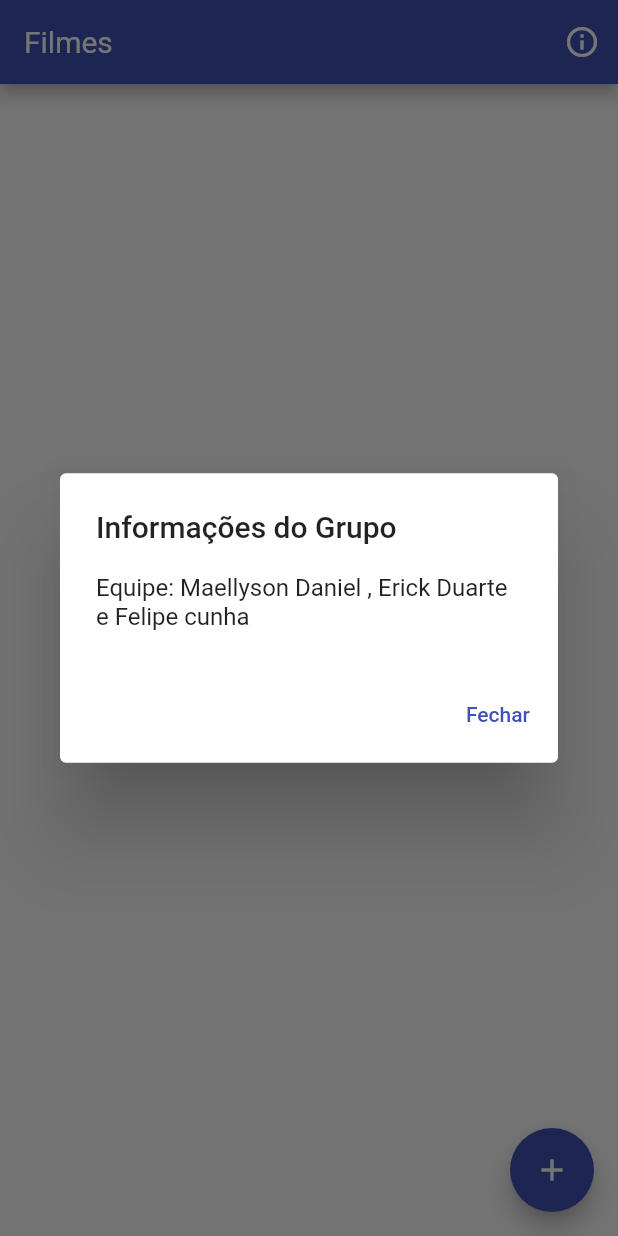
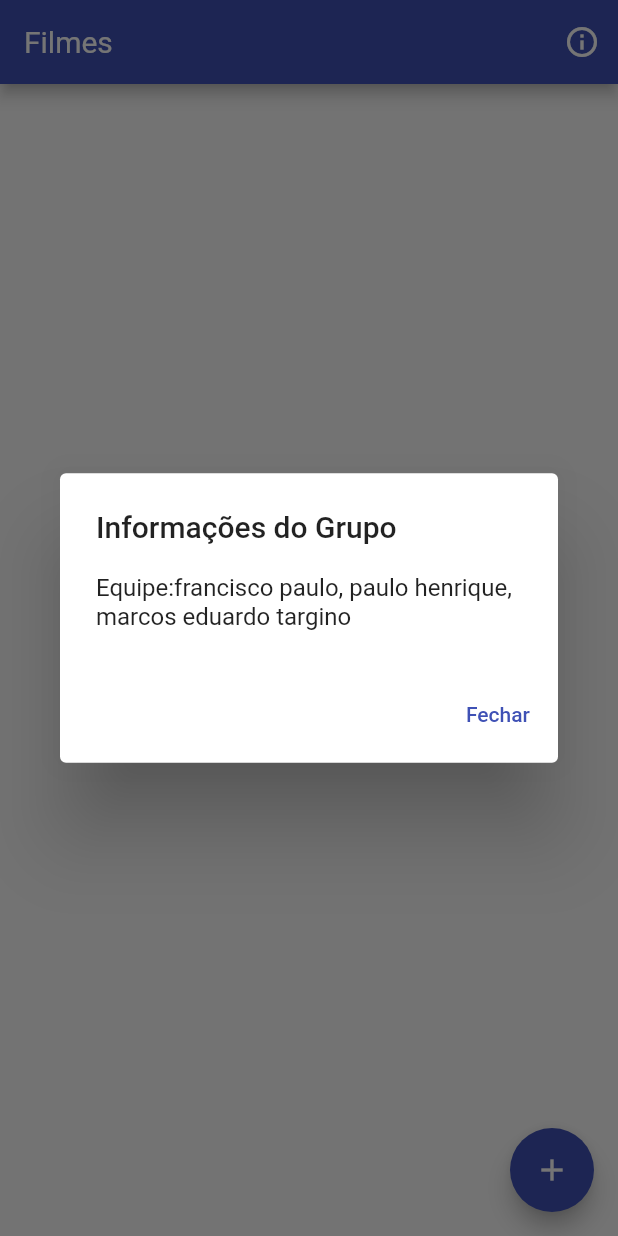
Before and after one commit to Phaunes31/projeto-cinema2, a Flutter app: the screen it shows after launch, after a tap on the "info outline" icon, on a phone screen of 412 x 824 dp. Run offline on Flutter 3.47's test engine with Material 3 defaults, Android fonts, the phone set to English and light mode, and no system bars; our stand-ins replace flutter_rating_bar, sqflite; accounts and stored records are empty.

Commit message:
Update lista_filmes_view.dart

```diff
--- a/lib/views/lista_filmes_view.dart
+++ b/lib/views/lista_filmes_view.dart
@@ -31,7 +31,7 @@ class _ListaFilmesViewState extends State<ListaFilmesView> {
           title: const Text('Informações do Grupo'),
           // SUBSTITUIR pelos nomes reais do seu grupo
           content: const Text(
-              'Equipe: Maellyson Daniel , Erick Duarte e Felipe cunha'),
+              'Equipe:francisco paulo, paulo henrique, marcos eduardo targino'),
           actions: <Widget>[
             TextButton(
               onPressed: () => Navigator.of(context).pop(),
```
